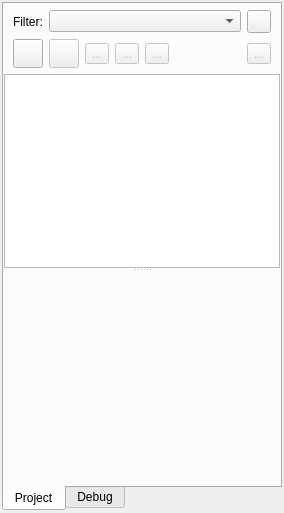
Above: projectview.ui from martinribelotta/embedded-ide before the change. Below: the same form after it.
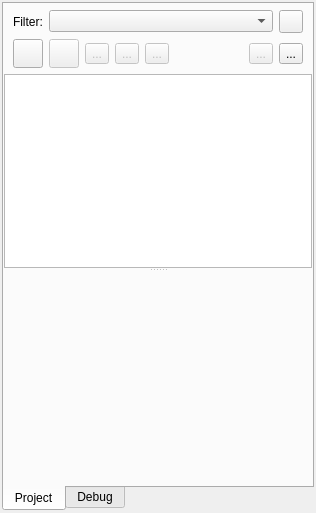
That is the form after the change. Icons and pictures are not drawn. Custom widgets are drawn as their Qt base class.

Commit message: External tool box first draft

The edit to the form file:
```diff
--- a/projectview.ui
+++ b/projectview.ui
@@ -6,7 +6,7 @@
    <rect>
     <x>0</x>
     <y>0</y>
-    <width>284</width>
+    <width>316</width>
     <height>513</height>
    </rect>
   </property>
@@ -248,6 +248,29 @@
                </property>
               </widget>
              </item>
+             <item>
+              <widget class="QToolButton" name="toolButton_tools">
+               <property name="toolTip">
+                <string>&lt;html&gt;&lt;head/&gt;&lt;body&gt;&lt;p&gt;Show symbols&lt;/p&gt;&lt;/body&gt;&lt;/html&gt;</string>
+               </property>
+               <property name="text">
+                <string>...</string>
+               </property>
+               <property name="icon">
+                <iconset resource="resources.qrc">
+                 <normaloff>:/images/actions/run-build-configure.svg</normaloff>:/images/actions/run-build-configure.svg</iconset>
+               </property>
+               <property name="iconSize">
+                <size>
+                 <width>22</width>
+                 <height>22</height>
+                </size>
+               </property>
+               <property name="popupMode">
+                <enum>QToolButton::InstantPopup</enum>
+               </property>
+              </widget>
+             </item>
             </layout>
            </item>
            <item>
```
The commit also changes 16 other files.
